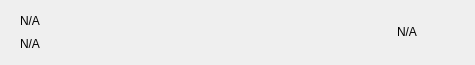
Above: src/qt/passion/forms/mnrow.ui from PassionCash/PassionCashCoin before the change. Below: the same form after it.
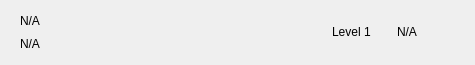
That is the form after the change. Icons and pictures are not drawn.

Patch:
```diff
--- a/src/qt/passion/forms/mnrow.ui
+++ b/src/qt/passion/forms/mnrow.ui
@@ -107,6 +107,29 @@
         </property>
        </spacer>
       </item>
+      <item>
+       <widget class="QLabel" name="lblMnLevel">
+        <property name="text">
+         <string>Level 1</string>
+        </property>
+       </widget>
+      </item>
+      <item>
+       <spacer name="horizontalSpacer_2">
+        <property name="orientation">
+         <enum>Qt::Horizontal</enum>
+        </property>
+        <property name="sizeType">
+         <enum>QSizePolicy::Fixed</enum>
+        </property>
+        <property name="sizeHint" stdset="0">
+         <size>
+          <width>20</width>
+          <height>20</height>
+         </size>
+        </property>
+       </spacer>
+      </item>
       <item>
        <widget class="QLabel" name="labelDate">
         <property name="text">
```
